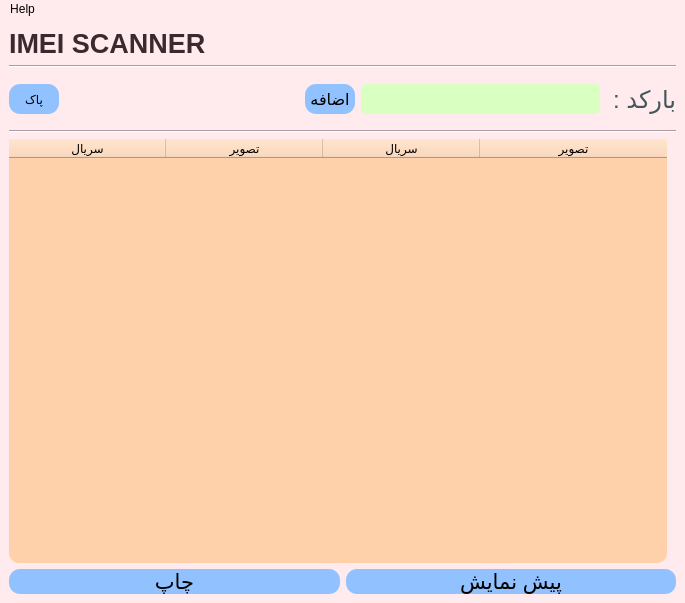
AmirNikravan/Barcode, file main.ui: the form before one commit.
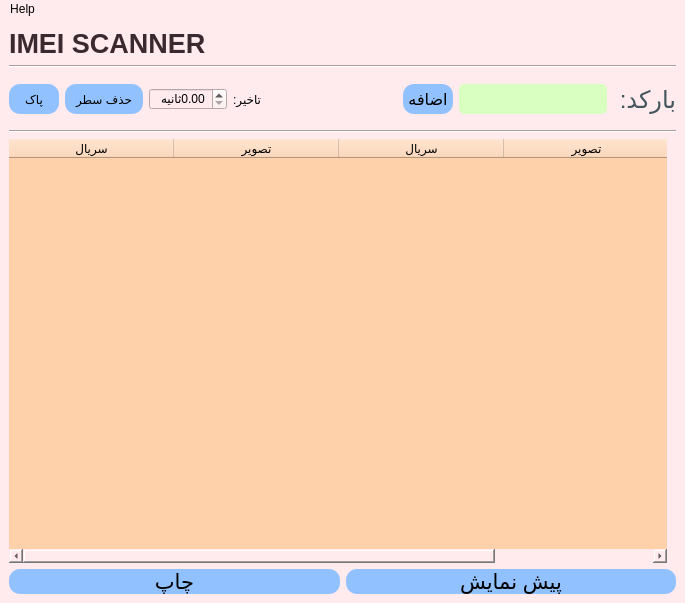
The form after the commit.

```diff
--- a/main.ui
+++ b/main.ui
@@ -73,14 +73,65 @@
         </property>
        </widget>
       </item>
+      <item>
+       <widget class="QPushButton" name="pushButton">
+        <property name="minimumSize">
+         <size>
+          <width>78</width>
+          <height>0</height>
+         </size>
+        </property>
+        <property name="maximumSize">
+         <size>
+          <width>177</width>
+          <height>30</height>
+         </size>
+        </property>
+        <property name="styleSheet">
+         <string notr="true">QPushButton{border-radius:11px;
+background-color: rgb(146, 193, 255);
+}
+QPushButton:hover{
+background-color: rgb(255, 166, 139);
+}
+</string>
+        </property>
+        <property name="text">
+         <string>حذف سطر</string>
+        </property>
+       </widget>
+      </item>
+      <item>
+       <widget class="QDoubleSpinBox" name="doubleSpinBox">
+        <property name="suffix">
+         <string>ثانیه</string>
+        </property>
+        <property name="maximum">
+         <double>10.000000000000000</double>
+        </property>
+        <property name="singleStep">
+         <double>0.100000000000000</double>
+        </property>
+       </widget>
+      </item>
+      <item>
+       <widget class="QLabel" name="label_3">
+        <property name="text">
+         <string>تاخیر:</string>
+        </property>
+       </widget>
+      </item>
       <item>
        <spacer name="horizontalSpacer">
         <property name="orientation">
          <enum>Qt::Horizontal</enum>
         </property>
+        <property name="sizeType">
+         <enum>QSizePolicy::Preferred</enum>
+        </property>
         <property name="sizeHint" stdset="0">
          <size>
-          <width>208</width>
+          <width>136</width>
           <height>20</height>
          </size>
         </property>
@@ -118,7 +169,7 @@
        <widget class="QLineEdit" name="lineEdit">
         <property name="minimumSize">
          <size>
-          <width>120</width>
+          <width>94</width>
           <height>30</height>
          </size>
         </property>
@@ -156,7 +207,7 @@
 </string>
         </property>
         <property name="text">
-         <string>بارکد : </string>
+         <string>بارکد: </string>
         </property>
        </widget>
       </item>
@@ -206,7 +257,7 @@
          <number>31</number>
         </attribute>
         <attribute name="horizontalHeaderDefaultSectionSize">
-         <number>157</number>
+         <number>165</number>
         </attribute>
         <attribute name="horizontalHeaderShowSortIndicator" stdset="0">
          <bool>true</bool>
```
